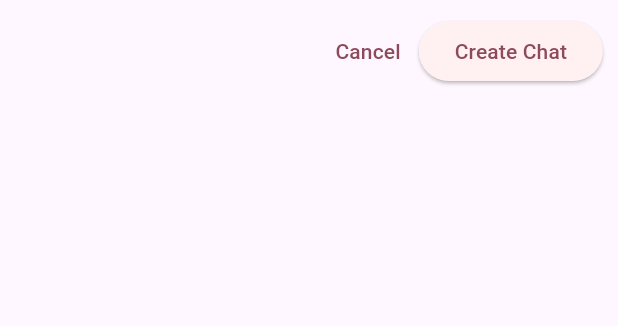
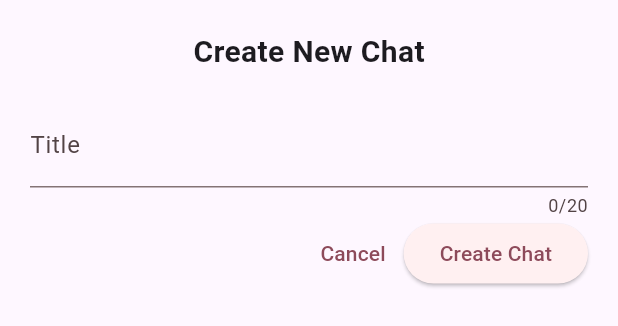
Before and after one commit to SoftwareEnggProjectsIITT/AppDevProject, a Flutter app: the NewChat widget shown alone on an empty page, opened directly, on a phone screen of 412 x 824 dp. Shown: the top 326 px of the screen. Run offline on Flutter 3.47's test engine with Material 3 defaults, Android fonts, the phone set to English and light mode, and no system bars; our stand-ins replace cloud_firestore, firebase_auth, firebase_core, firebase_database, flutter_linkify, flutter_riverpod and 7 more; accounts and stored records are empty; network calls fail.

Commit message:
Add other components in NewChat Screen

```diff
--- a/frontend/lib/widgets/new_chat.dart
+++ b/frontend/lib/widgets/new_chat.dart
@@ -8,6 +8,28 @@ class NewChat extends StatefulWidget {
 }
 
 class _NewChatState extends State<NewChat> {
+  final _titleController = TextEditingController();
+  void _submit() {
+    if (_titleController.text.trim().isEmpty) {
+      showDialog(
+        context: context,
+        builder: (ctx) => AlertDialog(
+          title: const Text('Invalid Input'),
+          content: const Text('Please make sure a valid title was entered.'),
+          actions: [
+            TextButton(
+              onPressed: () {
+                Navigator.pop(ctx);
+              },
+              child: const Text('Okay'),
+            ),
+          ],
+        ));
+      return;
+    }
+    Navigator.pop(context);
+  }
+
   @override
   Widget build(BuildContext context) {
     return LayoutBuilder(
@@ -17,18 +39,33 @@ class _NewChatState extends State<NewChat> {
           width: double.infinity,
           child: SingleChildScrollView(
             child: Padding(
-              padding: EdgeInsetsGeometry.all(10),
-              child: Column(children: [
-                Row(
-                  mainAxisAlignment: MainAxisAlignment.end,
-                  children: [
-                    TextButton(onPressed: (){
-                      Navigator.pop(context);
-                    }, child: const Text('Cancel')),
-                    ElevatedButton(onPressed: (){}, child: const Text('Create Chat'))
-                  ]
-                )
-              ],)
+              padding: EdgeInsetsGeometry.all(20),
+              child: Column(
+                children: [
+                  const Text("Create New Chat", style: TextStyle(fontSize: 20, fontWeight: FontWeight.w600),),
+                  const SizedBox(height: 20,),
+                  TextField(
+                    controller: _titleController,
+                    maxLength: 20,
+                    decoration: InputDecoration(label: Text('Title')),
+                  ),
+                  Row(
+                    mainAxisAlignment: MainAxisAlignment.end,
+                    children: [
+                      TextButton(
+                        onPressed: () {
+                          Navigator.pop(context);
+                        },
+                        child: const Text('Cancel'),
+                      ),
+                      ElevatedButton(
+                        onPressed: _submit,
+                        child: const Text('Create Chat'),
+                      ),
+                    ],
+                  ),
+                ],
+              ),
             ),
           ),
         );
```
